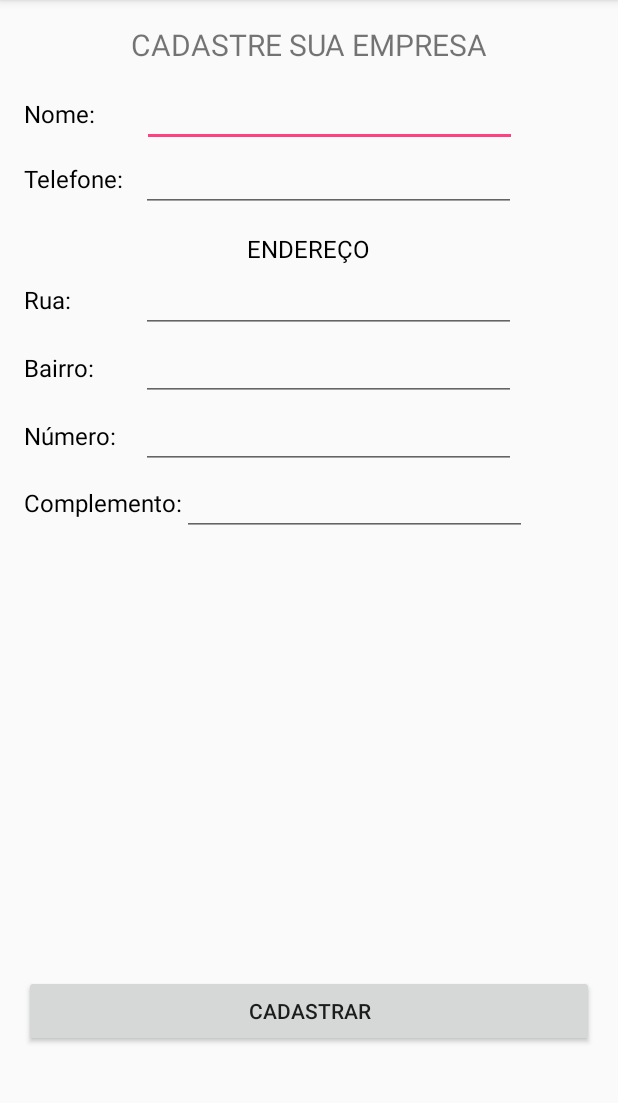
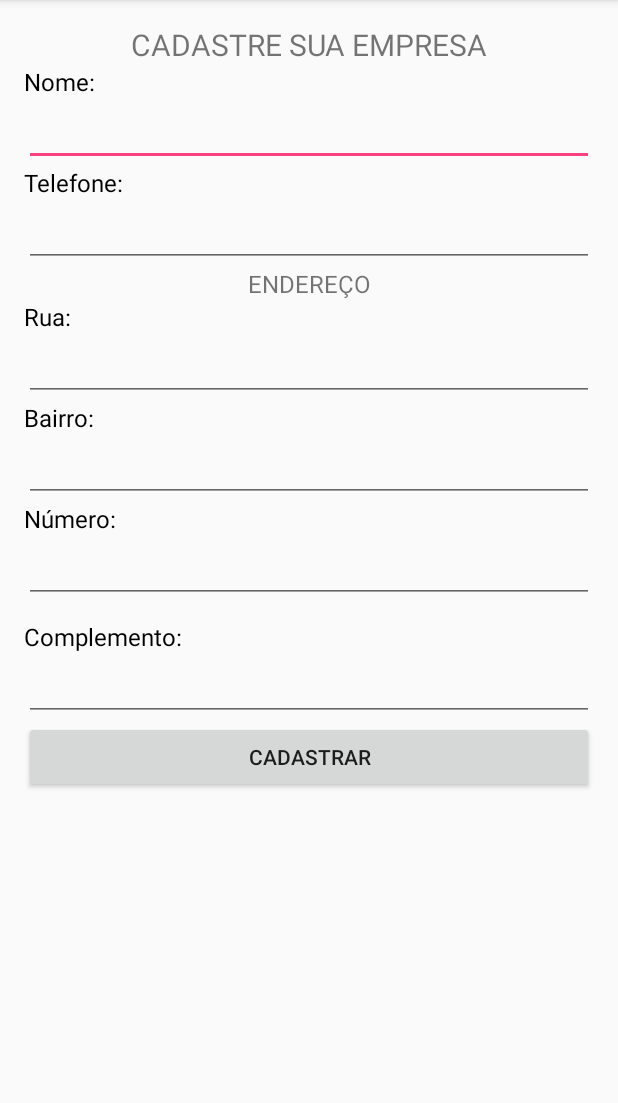
Before and after one commit to lucaspw8/AplicativoProdutos, an Android app: the CadastroEmpresaActivity screen opened directly, with no data from a screen before it, on a phone screen of 412 x 824 dp, the part 84-1187 px from its top. Run offline under Robolectric (Android 15) with nearby library versions, the phone set to English and light mode, and no system bars; our stand-ins replace Firebase (no records; nobody signed in at launch, a user with empty details on screens opened directly).

Commit message:
Implementado função para a foto parão do prod n ser recarregada ao rotacionar tela
Colocado scroll nas telas de Cadastro de produto e empresa

```diff
--- a/app/build.gradle
+++ b/app/build.gradle
@@ -20,7 +20,7 @@ android {
 
 dependencies {
     implementation fileTree(dir: 'libs', include: ['*.jar'])
-    implementation 'com.android.support:appcompat-v7:26.1.0'
+    implementation 'com.android.support:appcompat-v7:27.1.0'
     implementation 'com.android.support.constraint:constraint-layout:1.1.0'
 
     testImplementation 'junit:junit:4.12'
--- a/app/src/main/AndroidManifest.xml
+++ b/app/src/main/AndroidManifest.xml
@@ -20,7 +20,8 @@
                 <category android:name="android.intent.category.LAUNCHER" />
             </intent-filter>
         </activity>
-        <activity android:name=".CadastroProduto" />
+        <activity android:name=".CadastroProduto"
+            android:configChanges="orientation|screenSize" />
         <activity android:name=".CadastroUsuario" />
         <activity android:name=".TelaPrincipal" />
         <activity android:name=".CadastroEmpresaActivity" />
--- a/app/src/main/res/layout/activity_cadastro_empresa.xml
+++ b/app/src/main/res/layout/activity_cadastro_empresa.xml
@@ -1,14 +1,17 @@
 <?xml version="1.0" encoding="utf-8"?>
-<RelativeLayout xmlns:android="http://schemas.android.com/apk/res/android"
-    xmlns:app="http://schemas.android.com/apk/res-auto"
+
+<ScrollView xmlns:android="http://schemas.android.com/apk/res/android"
     xmlns:tools="http://schemas.android.com/tools"
     android:layout_width="match_parent"
     android:layout_height="match_parent"
-    android:layout_marginTop="16dp"
-    android:layout_marginBottom="70dp"
-    android:layout_marginRight="16dp"
-    android:layout_marginLeft="16dp"
+    android:id="@+id/scrollView1"
     tools:context="com.lucaspw8.gproductfirebase.CadastroProduto">
+
+    <LinearLayout
+        android:layout_margin="16dp"
+        android:layout_width="match_parent"
+        android:layout_height="match_parent"
+        android:orientation="vertical">
 
     <TextView
         android:id="@+id/txtTitulotela"
@@ -22,20 +25,17 @@
         android:id="@+id/txtNomeEmpresa"
         android:layout_width="wrap_content"
         android:layout_height="wrap_content"
-        android:layout_alignParentLeft="true"
-        android:layout_alignParentStart="true"
-        android:layout_below="@+id/txtTitulotela"
-        android:layout_marginTop="21dp"
         android:textColor="@color/CorPreta"
         android:text="Nome:"
         android:textSize="16sp" />
 
+
+
     <EditText
         android:id="@+id/edtNomeEmpresa"
-        android:layout_width="250dp"
+        android:layout_width="match_parent"
         android:layout_height="wrap_content"
-        android:layout_alignBaseline="@+id/txtNomeEmpresa"
-        android:layout_marginLeft="31dp"
+        android:inputType="textCapSentences"
         android:layout_toRightOf="@+id/txtNomeEmpresa" />
 
 
@@ -43,54 +43,37 @@
         android:id="@+id/txtTelefoneEmpresa"
         android:layout_width="wrap_content"
         android:layout_height="wrap_content"
-        android:layout_alignParentLeft="true"
-        android:layout_alignParentStart="true"
         android:layout_below="@+id/txtNomeEmpresa"
-        android:layout_marginTop="21dp"
-
         android:textColor="@color/CorPreta"
         android:text="Telefone:"
         android:textSize="16sp" />
 
     <EditText
         android:id="@+id/edtTelefoneEmpresa"
-        android:layout_width="250dp"
+        android:layout_width="match_parent"
         android:layout_height="wrap_content"
-        android:layout_alignBaseline="@+id/txtTelefoneEmpresa"
-        android:layout_marginLeft="12dp"
-        android:layout_toRightOf="@+id/txtTelefoneEmpresa"
         android:inputType="phone"
         android:maxLength="11"/>
 
     <TextView
-        android:layout_width="wrap_content"
+        android:layout_width="match_parent"
         android:layout_height="wrap_content"
-        android:layout_below="@+id/edtTelefoneEmpresa"
-        android:layout_centerHorizontal="true"
-        android:layout_marginTop="13dp"
         android:text="ENDEREÇO"
-        android:textColor="@color/CorPreta"
+        android:gravity="center"
         android:textSize="16sp"
         android:id="@+id/textView" />
 
     <TextView
         android:layout_width="wrap_content"
         android:layout_height="wrap_content"
-        android:layout_alignBaseline="@+id/edtRua"
-        android:layout_alignBottom="@+id/edtRua"
-        android:layout_alignParentLeft="true"
-        android:layout_alignParentStart="true"
         android:text="Rua:"
         android:textColor="@color/CorPreta"
         android:textSize="16sp" />
 
     <EditText
         android:id="@+id/edtRua"
-        android:layout_width="250dp"
+        android:layout_width="match_parent"
         android:layout_height="wrap_content"
-        android:layout_alignLeft="@+id/edtTelefoneEmpresa"
-        android:layout_alignStart="@+id/edtTelefoneEmpresa"
-        android:layout_below="@+id/textView"
         android:inputType="textPersonName"
        />
 
@@ -98,75 +81,53 @@
         android:id="@+id/txtBairro"
         android:layout_width="wrap_content"
         android:layout_height="wrap_content"
-        android:layout_alignBaseline="@+id/edtBairro"
-        android:layout_alignBottom="@+id/edtBairro"
-        android:layout_alignParentLeft="true"
-        android:layout_alignParentStart="true"
         android:text="Bairro:"
         android:textColor="@color/CorPreta"
         android:textSize="16sp" />
 
     <EditText
         android:id="@+id/edtBairro"
-        android:layout_width="250dp"
+        android:layout_width="match_parent"
         android:layout_height="wrap_content"
-        android:layout_alignLeft="@+id/edtRua"
-        android:layout_alignStart="@+id/edtRua"
-        android:layout_below="@+id/edtRua"
-
         android:inputType="textPersonName" />
 
     <TextView
         android:id="@+id/txtNumero"
         android:layout_width="wrap_content"
         android:layout_height="wrap_content"
-        android:layout_alignBaseline="@+id/edtNumero"
-        android:layout_alignBottom="@+id/edtNumero"
-        android:layout_alignParentLeft="true"
-        android:layout_alignParentStart="true"
         android:text="Número:"
         android:textColor="@color/CorPreta"
         android:textSize="16sp" />
 
     <EditText
         android:id="@+id/edtNumero"
-        android:layout_width="250dp"
+        android:layout_width="match_parent"
         android:layout_height="wrap_content"
-        android:layout_alignLeft="@+id/edtBairro"
-        android:layout_alignStart="@+id/edtBairro"
-        android:layout_below="@+id/edtBairro"
         android:inputType="number" />
 
     <TextView
         android:id="@+id/txtComplemento"
         android:layout_width="wrap_content"
         android:layout_height="wrap_content"
-        android:layout_alignParentLeft="true"
-        android:layout_alignParentStart="true"
-        android:layout_below="@+id/edtNumero"
         android:layout_marginTop="11dp"
         android:text="Complemento:"
         android:textColor="@color/CorPreta"
         android:textSize="16sp" />
 
+
         <EditText
             android:id="@+id/edtComplemento"
-        android:layout_width="230dp"
+            android:layout_width="match_parent"
             android:layout_height="wrap_content"
-        android:layout_alignBaseline="@+id/txtComplemento"
-        android:layout_alignBottom="@+id/txtComplemento"
-        android:layout_toEndOf="@+id/txtComplemento"
-        android:layout_toRightOf="@+id/txtComplemento"
-        android:inputType="textPersonName" />
+            android:inputType="textPersonName"
+            android:singleLine="false" />
 
         <Button
             android:id="@+id/btnCadastrarEmpresa"
             android:layout_width="match_parent"
             android:layout_height="wrap_content"
-        android:layout_alignParentBottom="true"
             android:text="CADASTRAR" />
 
+    </LinearLayout>
 
-
-
-</RelativeLayout>
+</ScrollView>
```
Also changed, not shown: app/src/main/java/com/lucaspw8/gproductfirebase/CadastroProduto.java (+23 -8 lines), app/src/main/res/layout/activity_cadastro_produto.xml (+26 -41 lines). Lines whose indentation alone changed are shown as unchanged.
